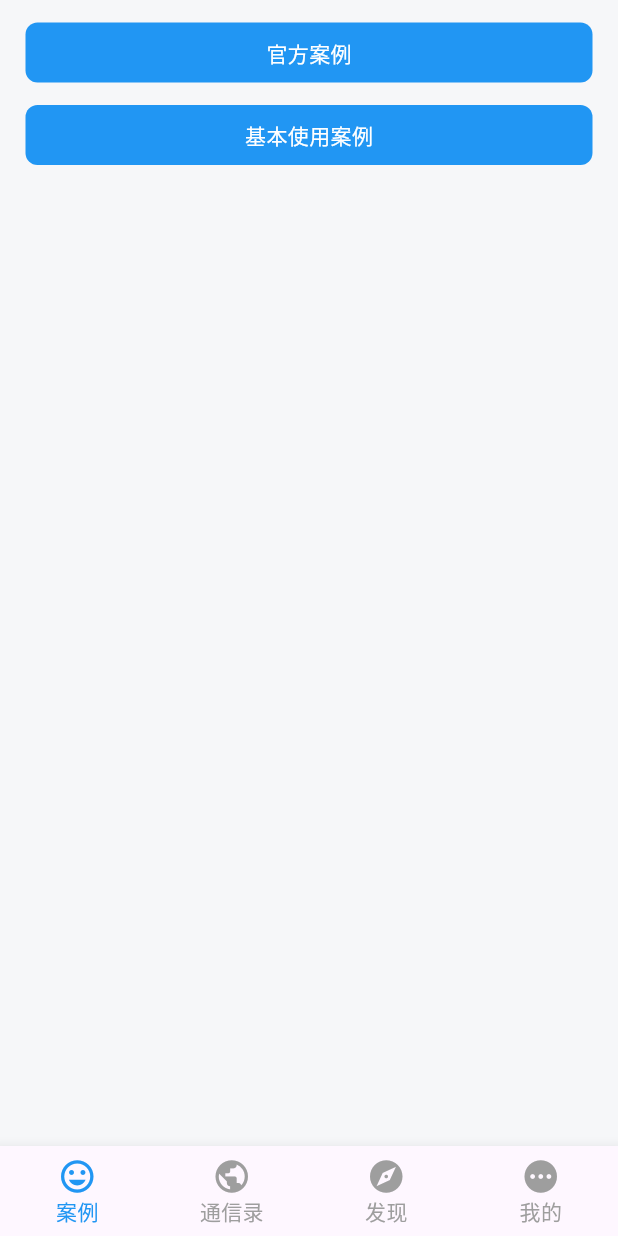
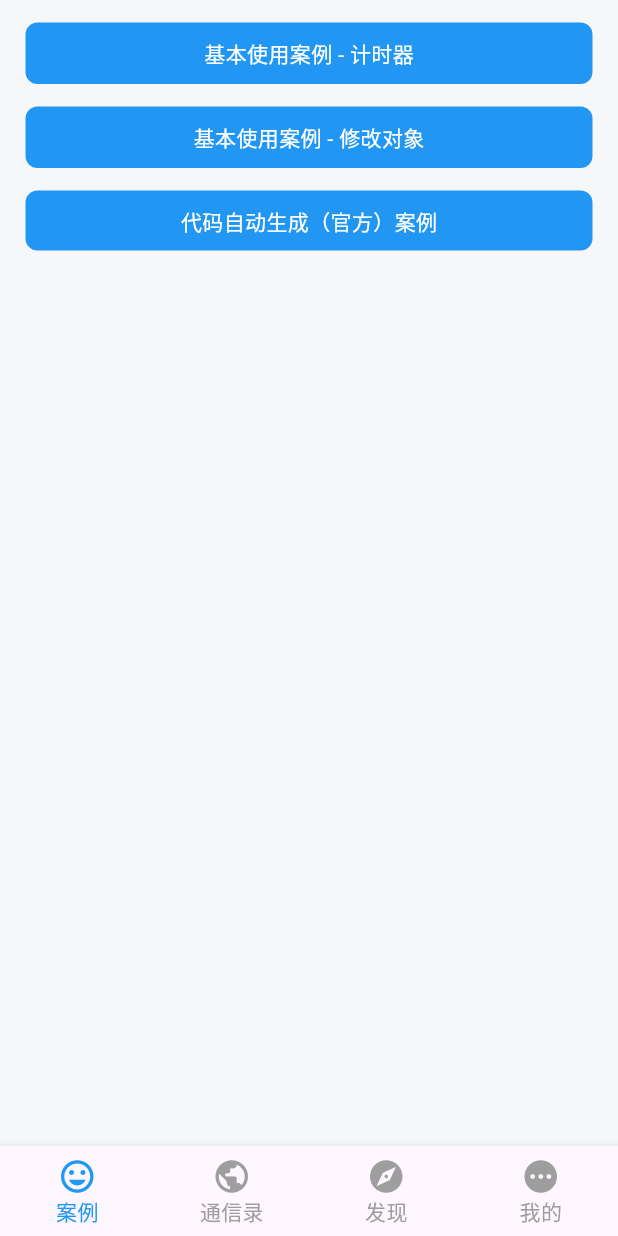
Before and after one commit to jsonsuxing/RiverpodDemo, a Flutter app: the screen it shows after launch, on a phone screen of 412 x 824 dp. Run offline on Flutter 3.47's test engine with Material 2 defaults, Android fonts, the phone set to English and light mode, and no system bars; our stand-ins replace flutter_riverpod, riverpod_annotation; generated files the repository leaves out were written again.

Commit message:
feat：增加基本使用案例计时器、修改对象名称、代码自动生成案例

```diff
--- a/lib/init/home_page.dart
+++ b/lib/init/home_page.dart
@@ -17,25 +17,40 @@ class HomePage extends StatelessWidget {
     return Scaffold(
       backgroundColor: const Color(0xFFF6F7F9),
       body: SingleChildScrollView(
-        padding: EdgeInsets.symmetric(horizontal: 17),
-        child: Column(
+        padding: const EdgeInsets.symmetric(horizontal: 17),
+        child: _mainColumn(context),
+      ),
+    );
+  }
+
+  Widget _mainColumn(BuildContext context) {
+    return Column(
       children: [
         SizedBox(height: MediaQuery.of(context).padding.top),
-            SizedBox(height: 15),
+        const SizedBox(height: 15),
         AllenBtn(
-              name: "官方案例",
-              onTap: () {},
+          name: '基本使用案例 - 计时器',
+          onTap: () {
+            RouteUtil.push(routeName: AppRoutes.base_use_demo_01);
+          },
         ),
-            SizedBox(height: 15),
+        const SizedBox(height: 15),
+        //
         AllenBtn(
-              name: '基本使用案例',
+          name: '基本使用案例 - 修改对象',
           onTap: () {
-                RouteUtil.push(routeName: AppRoutes.base_use_demo);
+            RouteUtil.push(routeName: AppRoutes.base_use_demo_02);
+          },
+        ),
+        const SizedBox(height: 15),
+        //
+        AllenBtn(
+          name: '代码自动生成（官方）案例',
+          onTap: () {
+            RouteUtil.push(routeName: AppRoutes.auto_generator_demo);
           },
         ),
       ],
-        ),
-      ),
     );
   }
 }
--- a/lib/route/app_pages.dart
+++ b/lib/route/app_pages.dart
@@ -1,6 +1,8 @@
 import 'package:flutter/material.dart';
 import 'package:riverpod_demo/init/init_page.dart';
-import 'package:riverpod_demo/page/base_use_demo/base_use_demo_page.dart';
+import 'package:riverpod_demo/page/auto_generator_demo/auto_generator_demo_page.dart';
+import 'package:riverpod_demo/page/base_use_demo/base_use_demo_01_page.dart';
+import 'package:riverpod_demo/page/base_use_demo/base_use_demo_02_page.dart';
 import 'package:riverpod_demo/route/app_routes.dart';
 
 // ------------------------------------------------------
@@ -10,6 +12,8 @@ import 'package:riverpod_demo/route/app_routes.dart';
 // ------------------------------------------------------
 
 final Map<String, Widget Function(BuildContext, {dynamic arguments})> appPages = {
-  AppRoutes.root: (BuildContext context, {arguments}) => const InitPage(),
-  AppRoutes.base_use_demo: (BuildContext context, {arguments}) => BaseUseDemoPage(),
+  AppRoutes.root: (BuildContext context, {arguments}) => const InitPage(), // 初始页
+  AppRoutes.base_use_demo_01: (BuildContext context, {arguments}) => BaseUseDemo01Page(), // 基本使用案例 - 通过 StateProvider 修改单个数据
+  AppRoutes.base_use_demo_02: (BuildContext context, {arguments}) => BaseUseDemo02Page(), // 基本使用案例 - 通过 StateNotifierProvider 修改一个类型的数据
+  AppRoutes.auto_generator_demo: (BuildContext context, {arguments}) => AutoGeneratorDemoPage(), // 使用 riverpod_generator 自动生成代码案例
 };
--- a/lib/route/app_routes.dart
+++ b/lib/route/app_routes.dart
@@ -6,5 +6,7 @@
 
 class AppRoutes {
   static String root = "/"; // 根路由
-  static String base_use_demo = "base_use_demo"; // 基本使用案例
+  static String base_use_demo_01 = "base_use_demo_01"; // 基本使用案例 - 通过 StateProvider 修改单个数据
+  static String base_use_demo_02 = "base_use_demo_02"; // 基本使用案例 - 通过 StateNotifierProvider 修改一个类型的数据
+  static String auto_generator_demo = "auto_generator_demo"; // 使用 riverpod_generator 自动生成代码案例
 }
```
Also changed, not shown: lib/page/auto_generator_demo/auto_generator_demo_page.dart (added, +51 -0 lines), lib/page/base_use_demo/base_use_demo_01_page.dart (added, +50 -0 lines), lib/page/base_use_demo/base_use_demo_02_page.dart (added, +56 -0 lines), lib/page/base_use_demo/base_use_demo_02_state.dart (renamed from lib/page/base_use_demo/base_use_state.dart, +6 -6 lines), lib/page/base_use_demo/base_use_demo_page.dart (deleted, +0 -54 lines), pubspec.yaml (+8 -2 lines), lib/page/auto_generator_demo/auto_generator_demo_page.g.dart (added), pubspec.lock. Lines whose indentation alone changed are shown as unchanged.
